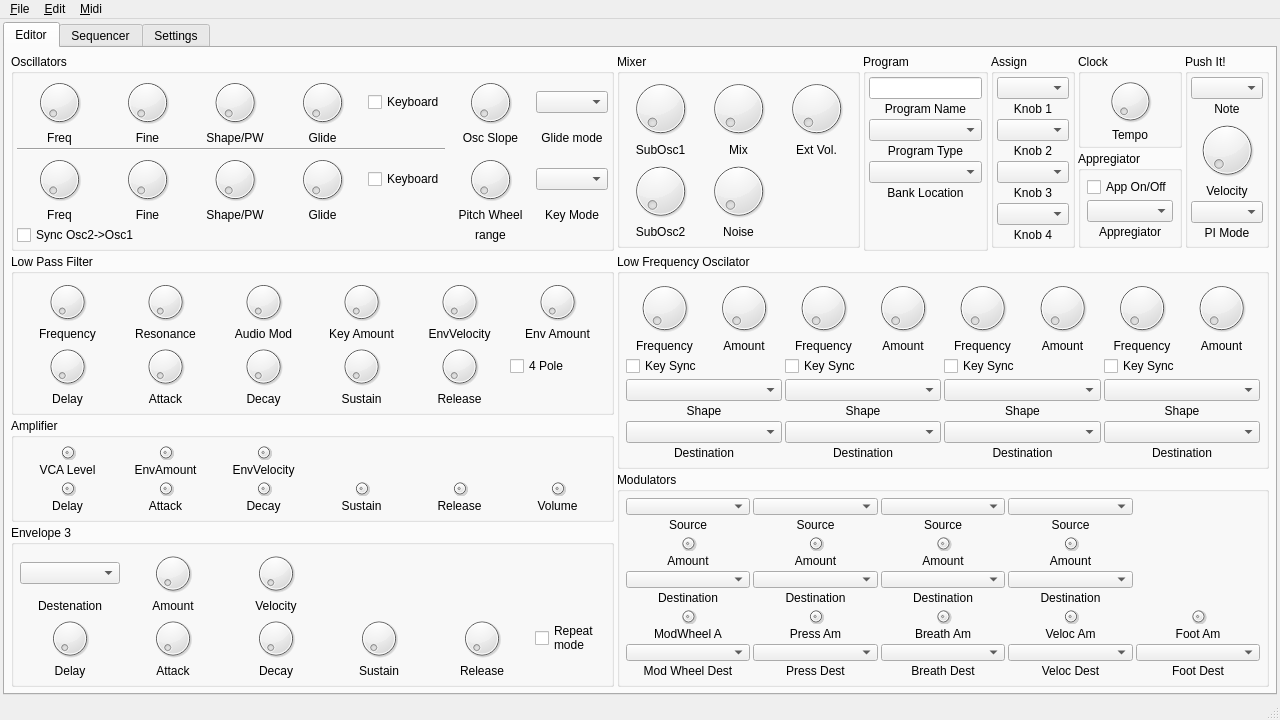
Before: the Qt Designer form ui/Mopho.ui in Jee-Bee/Mopho, drawn with Qt 5.
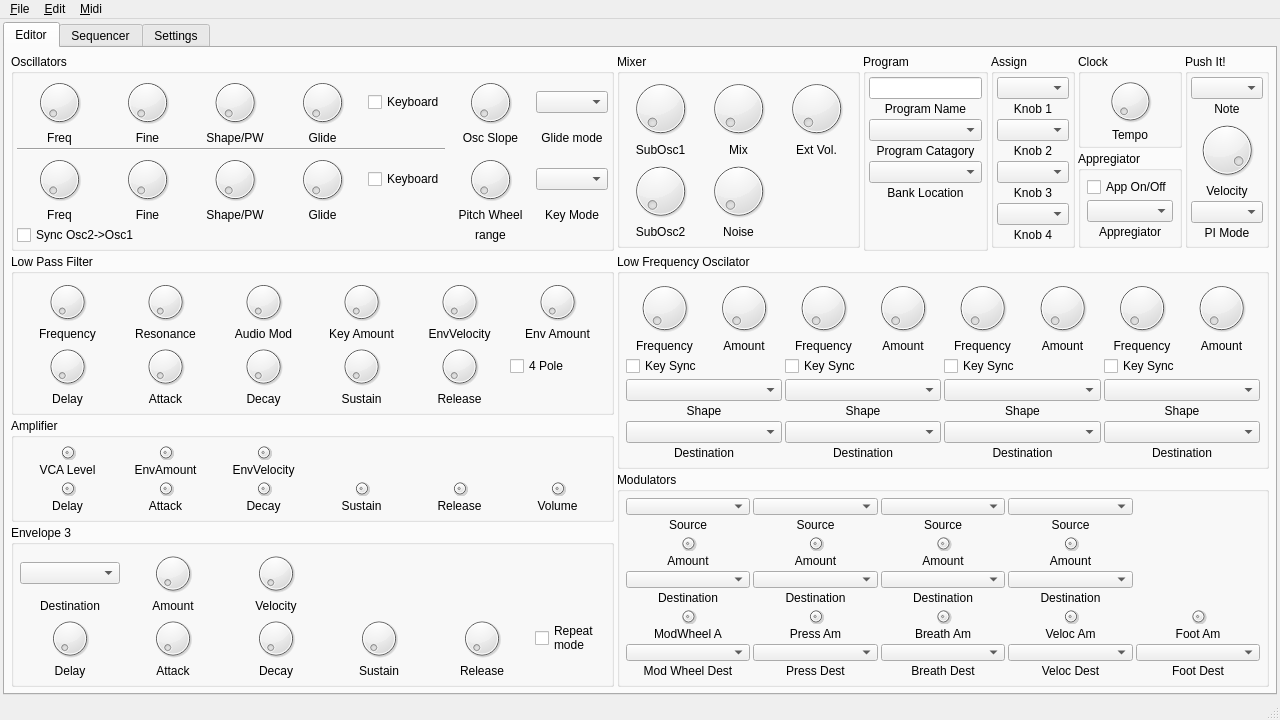
After: the same form once the commit is applied. Icons and pictures are not drawn.

Commit message: Fix Typos, Change dial range and some renaming modulation section

```diff
--- a/ui/Mopho.ui
+++ b/ui/Mopho.ui
@@ -144,7 +144,7 @@
                <item row="3" column="0">
                 <widget class="QLabel" name="lab_Prog_ProgType">
                  <property name="text">
-                  <string>Program Type</string>
+                  <string>Program Catagory</string>
                  </property>
                  <property name="alignment">
                   <set>Qt::AlignCenter</set>
@@ -2764,7 +2764,7 @@
                <item row="1" column="0">
                 <widget class="QLabel" name="lab_Env3Dest">
                  <property name="text">
-                  <string>Destenation</string>
+                  <string>Destination</string>
                  </property>
                  <property name="alignment">
                   <set>Qt::AlignCenter</set>
@@ -3086,6 +3086,12 @@
                  <property name="toolTip">
                   <string>Sets the MIDI note-on velocity.</string>
                  </property>
+                 <property name="maximum">
+                  <number>127</number>
+                 </property>
+                 <property name="value">
+                  <number>120</number>
+                 </property>
                 </widget>
                </item>
                <item row="3" column="0">
```
Left out of the diff: 157 changed lines with no effect on the pictures.
